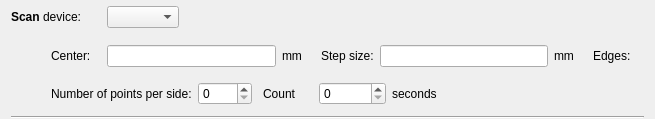
This is nicos/clients/gui/cmdlets/cscan.ui in mlz-ictrl/nicos as Qt 5 draws it before an edit. The edited form follows.
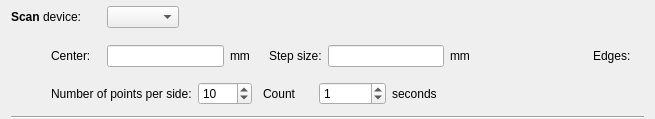
This is the edited form.

Patch:
```diff
--- a/nicos/clients/gui/cmdlets/cscan.ui
+++ b/nicos/clients/gui/cmdlets/cscan.ui
@@ -143,7 +143,7 @@
         <enum>Qt::Horizontal</enum>
        </property>
        <property name="sizeType">
-        <enum>QSizePolicy::Fixed</enum>
+        <enum>QSizePolicy::Expanding</enum>
        </property>
        <property name="sizeHint" stdset="0">
         <size>
@@ -199,6 +199,9 @@
        <property name="maximum">
         <number>1000</number>
        </property>
+       <property name="value">
+        <number>10</number>
+       </property>
       </widget>
      </item>
      <item>
@@ -235,6 +238,9 @@
        <property name="maximum">
         <number>1000000</number>
        </property>
+       <property name="value">
+        <number>1</number>
+       </property>
       </widget>
      </item>
      <item>
```
